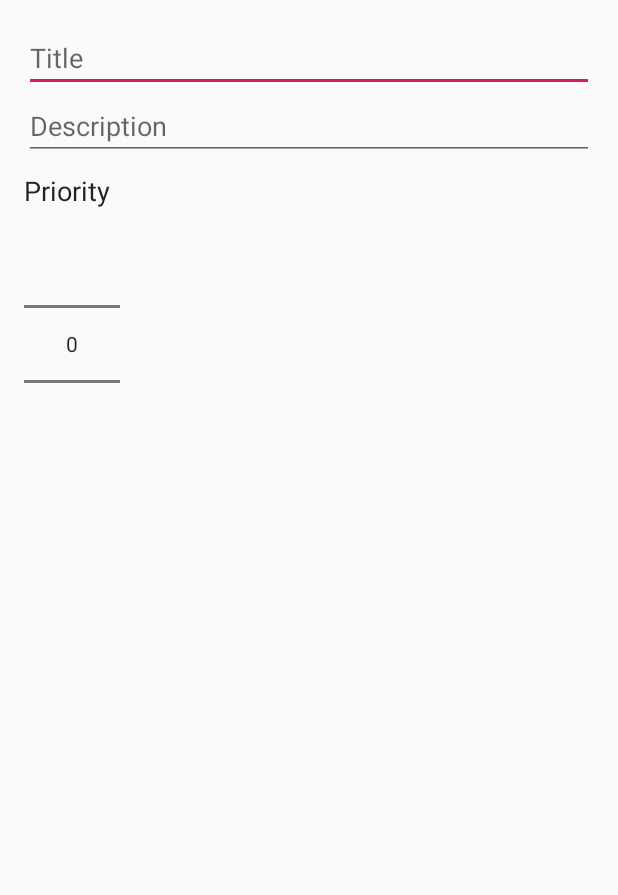
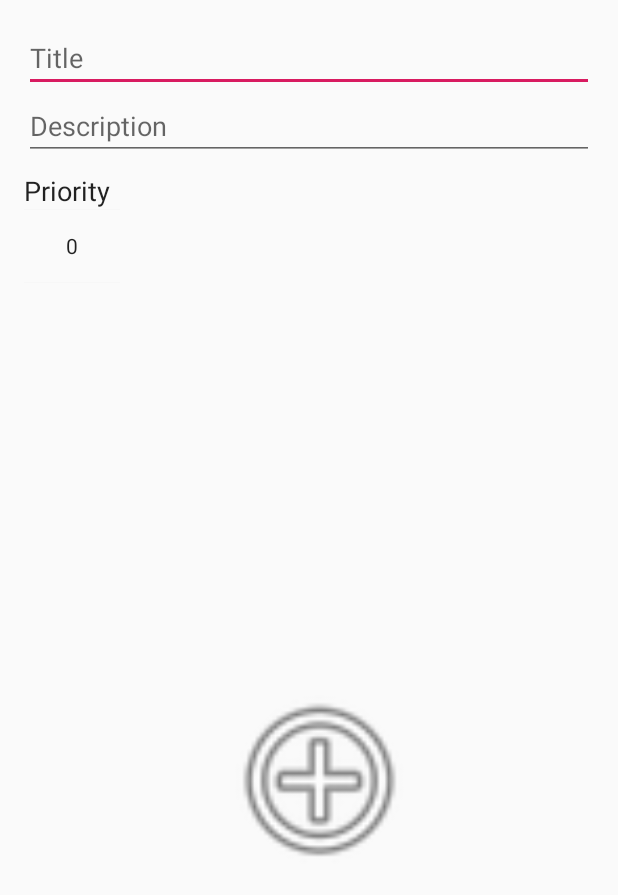
Before and after one commit to ayushgupta2959/SuperNote, an Android app: the layout activity_add_note.xml on its own in the app's theme, with its tools: preview values and no code run, on a phone screen of 412 x 824 dp. Shown: the top 895 px of the screen. Run offline under Robolectric (Android 15) with nearby library versions, the light colour scheme and no system bars.

Commit message:
All files added

```diff
--- a/app/src/main/java/com/ayushgupta2959/supernote/Note.java
+++ b/app/src/main/java/com/ayushgupta2959/supernote/Note.java
@@ -19,9 +19,9 @@ public class Note {
     private int priority;
 
     @ColumnInfo(typeAffinity = ColumnInfo.BLOB)
-    private Bitmap image;
+    private byte[] image;
 
-    public Note(String title, String description, int priority,Bitmap image) {
+    public Note(String title, String description, int priority,byte[] image) {
         this.title = title;
         this.description = description;
         this.priority = priority;
@@ -48,7 +48,7 @@ public class Note {
         return priority;
     }
 
-    public Bitmap getImage() {
+    public byte[] getImage() {
         return image;
     }
 }
--- /dev/null
+++ b/app/src/main/res/drawable-v24/ic_add.xml
@@ -0,0 +1,5 @@
+<vector android:height="24dp" android:tint="#FFFFFF"
+    android:viewportHeight="24.0" android:viewportWidth="24.0"
+    android:width="24dp" xmlns:android="http://schemas.android.com/apk/res/android">
+    <path android:fillColor="#FF000000" android:pathData="M19,13h-6v6h-2v-6H5v-2h6V5h2v6h6v2z"/>
+</vector>
--- /dev/null
+++ b/app/src/main/res/drawable-v24/ic_close.xml
@@ -0,0 +1,5 @@
+<vector android:height="24dp" android:tint="#FFFFFF"
+    android:viewportHeight="24.0" android:viewportWidth="24.0"
+    android:width="24dp" xmlns:android="http://schemas.android.com/apk/res/android">
+    <path android:fillColor="#FF000000" android:pathData="M19,6.41L17.59,5 12,10.59 6.41,5 5,6.41 10.59,12 5,17.59 6.41,19 12,13.41 17.59,19 19,17.59 13.41,12z"/>
+</vector>
--- /dev/null
+++ b/app/src/main/res/drawable-v24/ic_save.xml
@@ -0,0 +1,5 @@
+<vector android:height="24dp" android:tint="#FFFFFF"
+    android:viewportHeight="24.0" android:viewportWidth="24.0"
+    android:width="24dp" xmlns:android="http://schemas.android.com/apk/res/android">
+    <path android:fillColor="#FF000000" android:pathData="M17,3L5,3c-1.11,0 -2,0.9 -2,2v14c0,1.1 0.89,2 2,2h14c1.1,0 2,-0.9 2,-2L21,7l-4,-4zM12,19c-1.66,0 -3,-1.34 -3,-3s1.34,-3 3,-3 3,1.34 3,3 -1.34,3 -3,3zM15,9L5,9L5,5h10v4z"/>
+</vector>
--- a/app/src/main/res/layout/activity_add_note.xml
+++ b/app/src/main/res/layout/activity_add_note.xml
@@ -32,7 +32,16 @@
     <NumberPicker
         android:id="@+id/number_picker_priority"
         android:layout_width="wrap_content"
-        android:layout_height="wrap_content">
+        android:layout_height="49dp">
 
     </NumberPicker>
+
+    <ImageView
+        android:layout_width="134dp"
+        android:layout_height="162dp"
+
+        android:translationX="130dp"
+        android:translationY="250dp"
+        tools:srcCompat="@android:drawable/ic_menu_add" />
+
 </LinearLayout>
```
Also changed, not shown: app/src/main/java/com/ayushgupta2959/supernote/AddNoteActivity.java (+25 -4 lines), app/src/main/java/com/ayushgupta2959/supernote/MainActivity.java (+12 -2 lines), app/src/main/java/com/ayushgupta2959/supernote/NoteAdapter.java (+6 -6 lines), app/src/main/res/drawable-v24/ic_menu_add.png (added).
